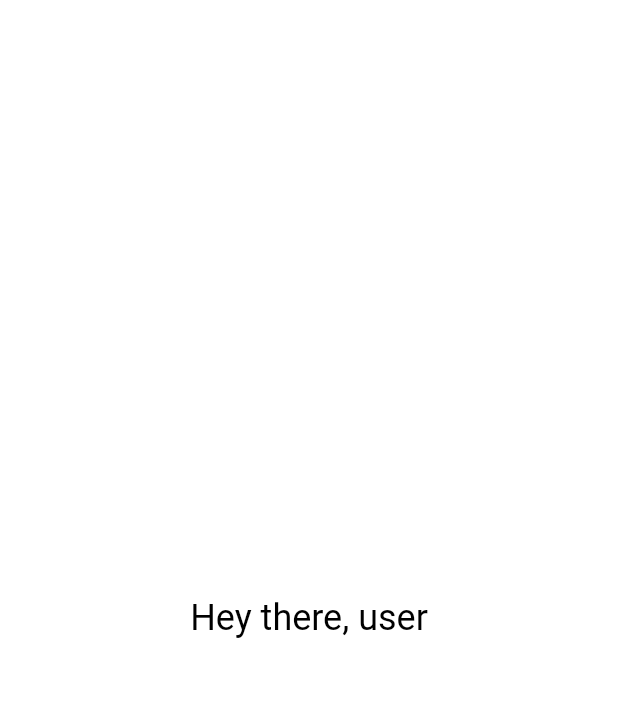
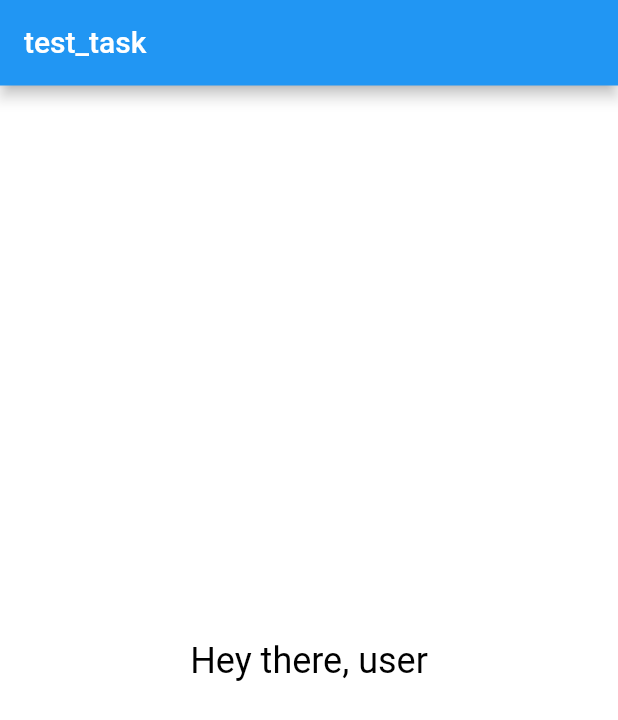
Before and after one commit to NazarShchur/test_task, a Flutter app: the screen it shows after launch, on a phone screen of 412 x 824 dp. Shown: the top 720 px of the screen. Run offline on Flutter 3.47's test engine with Material 2 defaults, Android fonts, the phone set to English and light mode, and no system bars.

Commit message:
add custom appBar

```diff
--- /dev/null
+++ b/lib/app_bar/my_app_bar.dart
@@ -0,0 +1,15 @@
+import 'package:flutter/cupertino.dart';
+import 'package:flutter/material.dart';
+
+class MyAppBar extends StatelessWidget implements PreferredSizeWidget{
+  @override
+  Widget build(BuildContext context) {
+    return AppBar(
+      title: Text("test_task"),
+    );
+  }
+
+  @override
+  Size get preferredSize => Size(double.infinity, 57.0);
+
+}
--- a/lib/color_changer/color_changer.dart
+++ b/lib/color_changer/color_changer.dart
@@ -1,4 +1,5 @@
 import 'package:flutter/material.dart';
+import 'package:test_task/app_bar/my_app_bar.dart';
 import 'package:test_task/color_changer/random_color_generator.dart';
 
 class ColorChanger extends StatefulWidget {
@@ -32,6 +33,7 @@ class _ColorChangerState extends State<ColorChanger> {
         });
       },
       child: Scaffold(
+          appBar: MyAppBar(),
           backgroundColor: backgroundColor,
           body: Center(
             child: widget.middleWidget,
```
